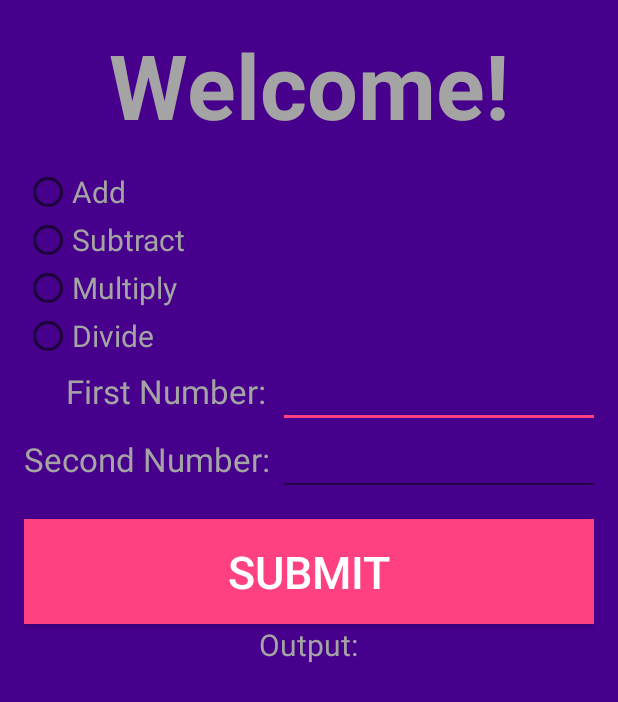
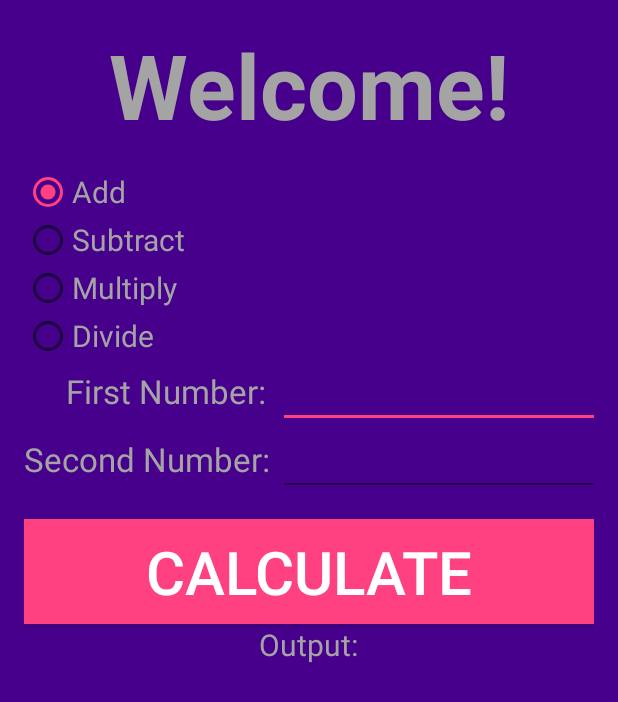
Before and after one commit to RossouwBinedellAliens/CalcApp, an Android app: the screen it shows after launch (MainActivity), on a phone screen of 412 x 824 dp. Shown: the top 702 px of the screen. Run offline under Robolectric (Android 15) with nearby library versions, the phone set to English and light mode, and no system bars.

Commit message:
Fifth comment

```diff
--- a/app/src/main/java/maintest/calcapp/MainActivity.java
+++ b/app/src/main/java/maintest/calcapp/MainActivity.java
@@ -3,21 +3,28 @@ package maintest.calcapp;
 import android.app.ActionBar;
 import android.support.v7.app.AppCompatActivity;
 import android.os.Bundle;
+import android.util.Log;
 import android.view.View;
 import android.widget.Button;
 import android.widget.EditText;
+import android.widget.RadioButton;
+import android.widget.RadioGroup;
 import android.widget.TextView;
 import android.widget.Toast;
 
 public class MainActivity extends AppCompatActivity implements View.OnClickListener {
 
+    private RadioGroup rbg;
+
     @Override
     protected void onCreate(Bundle savedInstanceState) {
         super.onCreate(savedInstanceState);
         setContentView(R.layout.activity_main);
-        findViewById(R.id.activity_main_radioButton_add).setSelected(true);
+        Log.d("OnClick", "onStart: " );
         TextView tw = (TextView) findViewById(R.id.textView_Output);
         tw.setText("");
+        rbg = (RadioGroup) findViewById(R.id.activity_main_radioGroup);
+        rbg.check(R.id.activity_main_radioButton_add);
 
 
         Button btnSubmit = (Button) findViewById(R.id.commitButton);
@@ -28,11 +35,12 @@ public class MainActivity extends AppCompatActivity implements View.OnClickListe
     public void onClick(View v) {
         if (v.getId() == R.id.commitButton) {
             int selection = getSelection();
+            Log.d("OnClick", "onClick: Selection: " + selection);
             EditText num1 = (EditText) findViewById(R.id.activity_main_firstNum);
             EditText num2 = (EditText) findViewById(R.id.activity_main_secondNum);
             int total = 0;
             if (num1.getText().toString().isEmpty() || num2.getText().toString().isEmpty()) {
-                Toast.makeText(MainActivity.this, "Please enter a valid number!", Toast.LENGTH_SHORT);
+                Toast.makeText(MainActivity.this, "Please enter a valid number!", Toast.LENGTH_SHORT).show();
             } else {
                 switch (selection) {
                     case 1:
@@ -51,25 +59,28 @@ public class MainActivity extends AppCompatActivity implements View.OnClickListe
                         total = -1;
                 }
                 TextView outputText = (TextView) findViewById(R.id.textView_Output);
-                outputText.setText(total+"");
+               //try {
+                   outputText.setText(total+"");
+               //} catch ( NullPointerException n){
+                 //  System.out.println(n.getMessage());
+               //}
 
             }
         }
     }
 
     private int getSelection() {
-        if (findViewById(R.id.activity_main_radioButton_add).isSelected()) {
+        if (rbg.getCheckedRadioButtonId()==R.id.activity_main_radioButton_add) {
             return 1;
-        } else if (findViewById(R.id.activity_main_radioButton_subtract).isSelected()) {
+        } else if (rbg.getCheckedRadioButtonId()==R.id.activity_main_radioButton_subtract) {
             return 2;
-        } else if (findViewById(R.id.activity_main_radioButton_multiply).isSelected()) {
+        } else if (rbg.getCheckedRadioButtonId()==R.id.activity_main_radioButton_multiply) {
             return 3;
-        } else if (findViewById(R.id.activity_main_radioButton_divide).isSelected()) {
+        } else if (rbg.getCheckedRadioButtonId()==R.id.activity_main_radioButton_divide) {
             return 4;
         } else {
             return 0;
         }
 
-
     }
 }
--- a/app/src/main/res/layout/activity_main.xml
+++ b/app/src/main/res/layout/activity_main.xml
@@ -126,12 +126,12 @@
             <Button
                 android:layout_width="match_parent"
                 android:layout_height="70dp"
-                android:text="Submit"
+                android:text="Calculate"
                 android:layout_marginTop="15dp"
                 android:id="@+id/commitButton"
                 android:background="@color/colorAccent"
                 android:textColor="#ffffff"
-                android:textSize="30sp" />
+                android:textSize="40sp" />
 
             <TextView
                 android:layout_width="wrap_content"
--- a/app/src/main/res/values/colors.xml
+++ b/app/src/main/res/values/colors.xml
@@ -1,7 +1,7 @@
 <?xml version="1.0" encoding="utf-8"?>
 <resources>
-    <color name="colorPrimary">#3F51B5</color>
-    <color name="colorPrimaryDark">#303F9F</color>
+    <color name="colorPrimary">#ff00cc</color>
+    <color name="colorPrimaryDark">#ff00aa</color>
     <color name="colorAccent">#FF4081</color>
     <color name="backGround">#46008c</color>
     <color name="fontColour">#a4a4a4</color>
```
